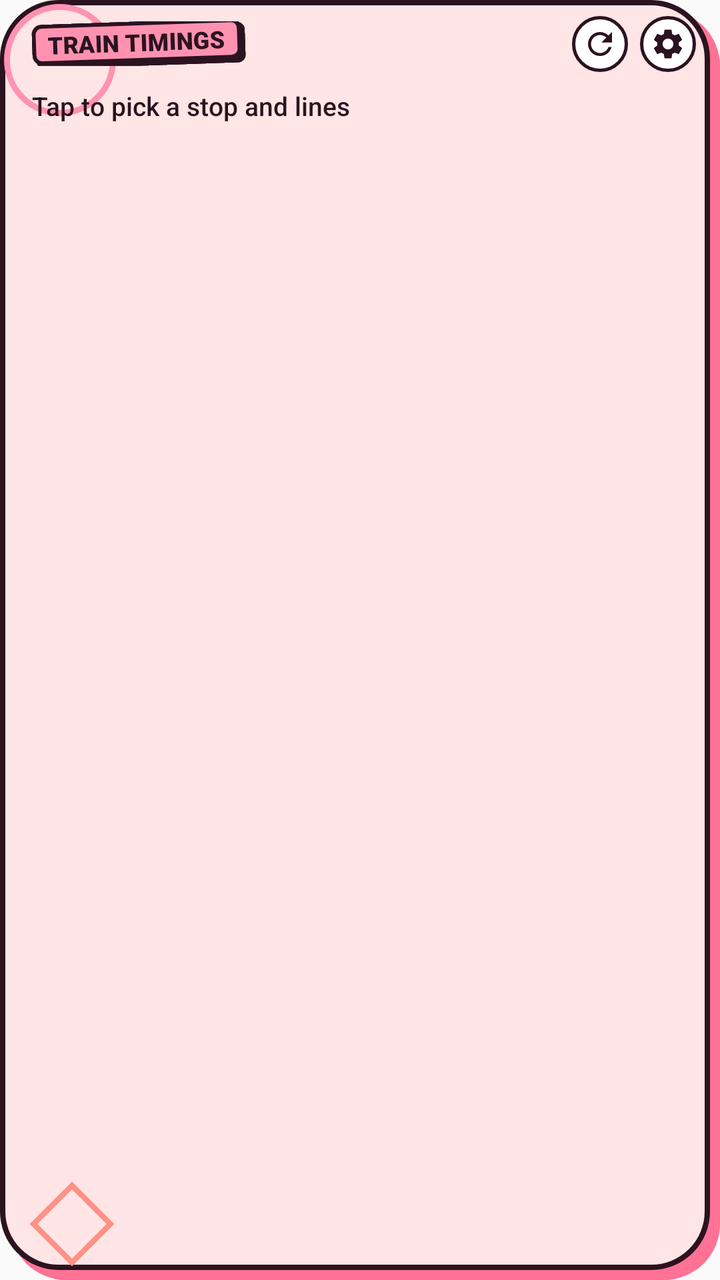
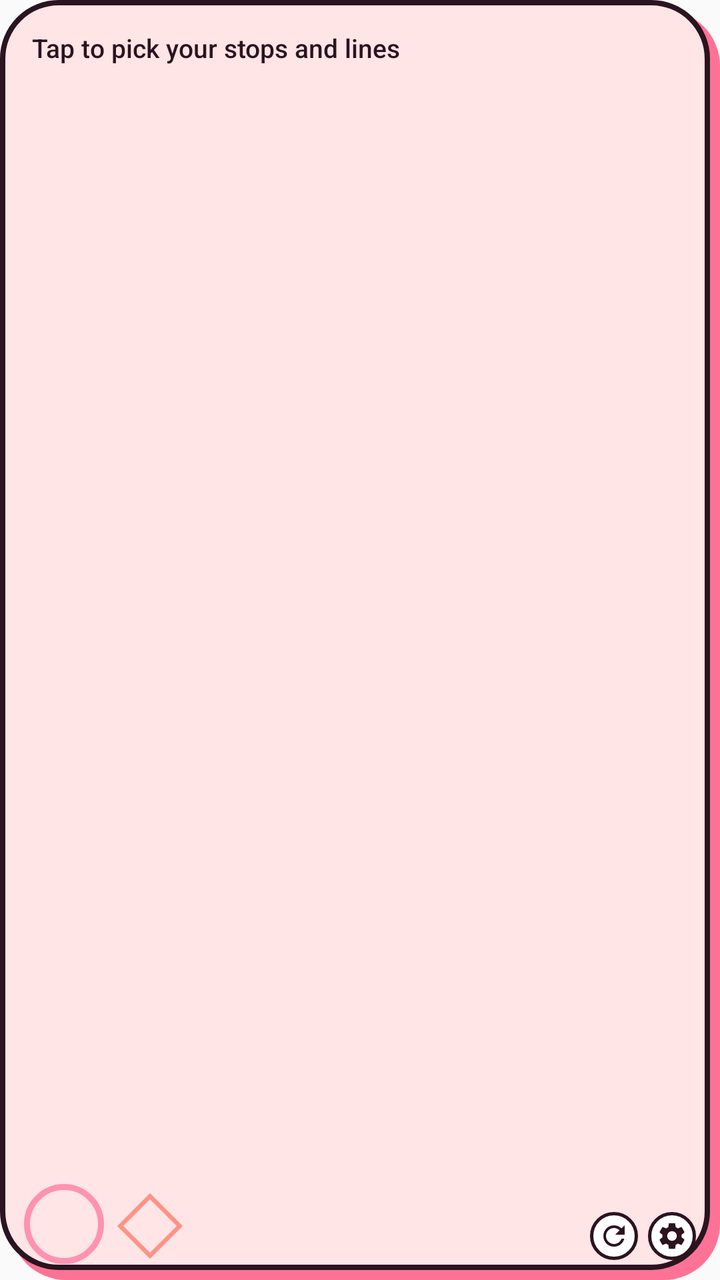

The first picture is an Android layout as it rendered before a commit; the second is the same layout after the commit. The layout source and the unified diff follow.
<!-- AndroidManifest.xml: application theme AppTheme -->
<!-- res/layout/widget_train.xml -->
<?xml version="1.0" encoding="utf-8"?>
<FrameLayout xmlns:android="http://schemas.android.com/apk/res/android"
    android:id="@+id/widget_root"
    android:layout_width="match_parent"
    android:layout_height="match_parent"
    android:background="@drawable/widget_bg">

    
    <ImageView
        android:layout_width="56dp"
        android:layout_height="56dp"
        android:layout_gravity="top|start"
        android:layout_marginStart="2dp"
        android:layout_marginTop="2dp"
        android:importantForAccessibility="no"
        android:src="@drawable/deco_circle" />

    <ImageView
        android:layout_width="44dp"
        android:layout_height="44dp"
        android:layout_gravity="bottom|start"
        android:layout_marginStart="14dp"
        android:layout_marginBottom="6dp"
        android:importantForAccessibility="no"
        android:src="@drawable/deco_diamond" />

    <LinearLayout
        android:layout_width="match_parent"
        android:layout_height="match_parent"
        android:orientation="vertical"
        android:paddingStart="10dp"
        android:paddingTop="8dp"
        android:paddingEnd="12dp"
        android:paddingBottom="12dp">

        <LinearLayout
            android:layout_width="match_parent"
            android:layout_height="wrap_content"
            android:gravity="center_vertical"
            android:orientation="horizontal">

            
            <FrameLayout
                android:layout_width="0dp"
                android:layout_height="wrap_content"
                android:layout_weight="1">

                <TextView
                    android:id="@+id/stop_name"
                    android:layout_width="wrap_content"
                    android:layout_height="wrap_content"
                    android:layout_marginStart="6dp"
                    android:background="@drawable/sticker_bg"
                    android:ellipsize="end"
                    android:fontFamily="sans-serif-black"
                    android:paddingStart="8dp"
                    android:paddingTop="2dp"
                    android:paddingEnd="10dp"
                    android:paddingBottom="4dp"
                    android:rotation="-2"
                    android:singleLine="true"
                    android:text="@string/app_name"
                    android:textAllCaps="true"
                    android:textColor="@color/widget_text"
                    android:textSize="12sp" />
            </FrameLayout>

            <ImageView
                android:id="@+id/btn_refresh"
                android:layout_width="28dp"
                android:layout_height="28dp"
                android:layout_marginStart="6dp"
                android:background="@drawable/button_bg"
                android:contentDescription="@string/refresh"
                android:padding="5dp"
                android:src="@drawable/ic_refresh" />

            <ImageView
                android:id="@+id/btn_settings"
                android:layout_width="28dp"
                android:layout_height="28dp"
                android:layout_marginStart="6dp"
                android:background="@drawable/button_bg"
                android:contentDescription="@string/settings"
                android:padding="5dp"
                android:src="@drawable/ic_settings" />
        </LinearLayout>

        <TextView
            android:id="@+id/empty_text"
            android:layout_width="match_parent"
            android:layout_height="wrap_content"
            android:layout_marginStart="6dp"
            android:layout_marginTop="8dp"
            android:fontFamily="sans-serif-medium"
            android:text="@string/widget_setup"
            android:textColor="@color/widget_text"
            android:textSize="13sp" />

        <LinearLayout
            android:id="@+id/rows"
            android:layout_width="match_parent"
            android:layout_height="0dp"
            android:layout_marginTop="4dp"
            android:layout_weight="1"
            android:orientation="vertical" />

        <TextView
            android:id="@+id/footer"
            android:layout_width="match_parent"
            android:layout_height="wrap_content"
            android:layout_marginEnd="6dp"
            android:fontFamily="sans-serif-medium"
            android:gravity="end"
            android:singleLine="true"
            android:textColor="@color/widget_text_secondary"
            android:textSize="10sp" />
    </LinearLayout>
</FrameLayout>
<!-- resources referenced by this layout -->
<resources>
  <color name="widget_text">@color/ink</color>
  <color name="widget_text_secondary">#7A4A5C</color>
  <!-- drawable button_bg (drawable) -->
  <?xml version="1.0" encoding="utf-8"?>
  <shape xmlns:android="http://schemas.android.com/apk/res/android" android:shape="oval">
      <solid android:color="@color/button_face" />
      <stroke android:width="1.5dp" android:color="@color/outline" />
  </shape>
  <!-- drawable deco_circle (drawable) -->
  <?xml version="1.0" encoding="utf-8"?>
  <shape xmlns:android="http://schemas.android.com/apk/res/android" android:shape="oval">
      <stroke android:width="3dp" android:color="@color/deco_circle" />
  </shape>
  <!-- drawable deco_diamond (drawable) -->
  <vector xmlns:android="http://schemas.android.com/apk/res/android"
      android:width="48dp" android:height="48dp" android:viewportWidth="48" android:viewportHeight="48">
      <path android:strokeColor="@color/deco_diamond" android:strokeWidth="3"
          android:pathData="M24,3L45,24L24,45L3,24Z" />
  </vector>
  <!-- drawable ic_refresh (drawable) -->
  <vector xmlns:android="http://schemas.android.com/apk/res/android"
      android:width="24dp" android:height="24dp" android:viewportWidth="24" android:viewportHeight="24">
      <path android:fillColor="@color/outline"
          android:pathData="M17.65,6.35C16.2,4.9 14.21,4 12,4c-4.42,0 -7.99,3.58 -7.99,8s3.57,8 7.99,8c3.73,0 6.84,-2.55 7.73,-6h-2.08c-0.82,2.33 -3.04,4 -5.65,4 -3.31,0 -6,-2.69 -6,-6s2.69,-6 6,-6c1.66,0 3.14,0.69 4.22,1.78L13,11h7V4l-2.35,2.35z" />
  </vector>
  <!-- drawable sticker_bg (drawable) -->
  <?xml version="1.0" encoding="utf-8"?>
  <layer-list xmlns:android="http://schemas.android.com/apk/res/android">
      <item android:left="2dp" android:top="2dp">
          <shape android:shape="rectangle">
              <solid android:color="@color/outline" />
              <corners android:radius="4dp" />
          </shape>
      </item>
      <item android:bottom="2dp" android:right="2dp">
          <shape android:shape="rectangle">
              <solid android:color="@color/sticker" />
              <stroke android:width="2dp" android:color="@color/outline" />
              <corners android:radius="4dp" />
          </shape>
      </item>
  </layer-list>
  <!-- drawable widget_bg (drawable) -->
  <?xml version="1.0" encoding="utf-8"?>
  <layer-list xmlns:android="http://schemas.android.com/apk/res/android">
      <item android:left="5dp" android:top="5dp">
          <shape android:shape="rectangle">
              <solid android:color="@color/widget_shadow" />
              <corners android:radius="@dimen/widget_radius" />
          </shape>
      </item>
      <item android:bottom="5dp" android:right="5dp">
          <shape android:shape="rectangle">
              <solid android:color="@color/widget_face" />
              <stroke android:width="2.5dp" android:color="@color/outline" />
              <corners android:radius="@dimen/widget_radius" />
          </shape>
      </item>
  </layer-list>
  <string name="app_name">Train Timings</string>
  <string name="refresh">Refresh</string>
  <string name="settings">Change stop or lines</string>
  <string name="widget_setup">Tap to pick a stop and lines</string>
  <style name="AppTheme" parent="android:Theme.Material.Light.DarkActionBar" />
  <color name="ink">#2B1320</color>
  <color name="button_face">#FFFFFF</color>
  <color name="outline">@color/ink</color>
  <color name="deco_circle">@color/cotton_candy</color>
  <color name="deco_diamond">@color/sweet_salmon</color>
  <color name="sticker">@color/cotton_candy</color>
  <color name="widget_shadow">@color/petal_rouge</color>
  <dimen name="widget_radius">20dp</dimen>
  <color name="widget_face">@color/soft_blush</color>
  <color name="cotton_candy">#FF92B1</color>
  <color name="sweet_salmon">#FF9286</color>
  <color name="petal_rouge">#FE7295</color>
  <color name="soft_blush">#FFE5E5</color>
  <!-- unchanged entries left out for length: 1 -->
</resources>

<!-- the commit's change to res/layout/widget_train.xml (unified diff, before → after) -->
@@ -7,20 +7,20 @@
 
     
     <ImageView
-        android:layout_width="56dp"
-        android:layout_height="56dp"
-        android:layout_gravity="top|start"
-        android:layout_marginStart="2dp"
-        android:layout_marginTop="2dp"
+        android:layout_width="40dp"
+        android:layout_height="40dp"
+        android:layout_gravity="bottom|start"
+        android:layout_marginStart="12dp"
+        android:layout_marginBottom="8dp"
         android:importantForAccessibility="no"
         android:src="@drawable/deco_circle" />
 
     <ImageView
-        android:layout_width="44dp"
-        android:layout_height="44dp"
+        android:layout_width="34dp"
+        android:layout_height="34dp"
         android:layout_gravity="bottom|start"
-        android:layout_marginStart="14dp"
-        android:layout_marginBottom="6dp"
+        android:layout_marginStart="58dp"
+        android:layout_marginBottom="10dp"
         android:importantForAccessibility="no"
         android:src="@drawable/deco_diamond" />
 
@@ -29,62 +29,9 @@
         android:layout_height="match_parent"
         android:orientation="vertical"
         android:paddingStart="10dp"
-        android:paddingTop="8dp"
+        android:paddingTop="7dp"
         android:paddingEnd="12dp"
-        android:paddingBottom="12dp">
-
-        <LinearLayout
-            android:layout_width="match_parent"
-            android:layout_height="wrap_content"
-            android:gravity="center_vertical"
-            android:orientation="horizontal">
-
-            
-            <FrameLayout
-                android:layout_width="0dp"
-                android:layout_height="wrap_content"
-                android:layout_weight="1">
-
-                <TextView
-                    android:id="@+id/stop_name"
-                    android:layout_width="wrap_content"
-                    android:layout_height="wrap_content"
-                    android:layout_marginStart="6dp"
-                    android:background="@drawable/sticker_bg"
-                    android:ellipsize="end"
-                    android:fontFamily="sans-serif-black"
-                    android:paddingStart="8dp"
-                    android:paddingTop="2dp"
-                    android:paddingEnd="10dp"
-                    android:paddingBottom="4dp"
-                    android:rotation="-2"
-                    android:singleLine="true"
-                    android:text="@string/app_name"
-                    android:textAllCaps="true"
-                    android:textColor="@color/widget_text"
-                    android:textSize="12sp" />
-            </FrameLayout>
-
-            <ImageView
-                android:id="@+id/btn_refresh"
-                android:layout_width="28dp"
-                android:layout_height="28dp"
-                android:layout_marginStart="6dp"
-                android:background="@drawable/button_bg"
-                android:contentDescription="@string/refresh"
-                android:padding="5dp"
-                android:src="@drawable/ic_refresh" />
-
-            <ImageView
-                android:id="@+id/btn_settings"
-                android:layout_width="28dp"
-                android:layout_height="28dp"
-                android:layout_marginStart="6dp"
-                android:background="@drawable/button_bg"
-                android:contentDescription="@string/settings"
-                android:padding="5dp"
-                android:src="@drawable/ic_settings" />
-        </LinearLayout>
+        android:paddingBottom="10dp">
 
         <TextView
             android:id="@+id/empty_text"
@@ -105,15 +52,44 @@
             android:layout_weight="1"
             android:orientation="vertical" />
 
-        <TextView
-            android:id="@+id/footer"
+        
+        <LinearLayout
             android:layout_width="match_parent"
             android:layout_height="wrap_content"
-            android:layout_marginEnd="6dp"
-            android:fontFamily="sans-serif-medium"
-            android:gravity="end"
-            android:singleLine="true"
-            android:textColor="@color/widget_text_secondary"
-            android:textSize="10sp" />
+            android:layout_marginTop="2dp"
+            android:gravity="center_vertical"
+            android:orientation="horizontal">
+
+            <TextView
+                android:id="@+id/footer"
+                android:layout_width="0dp"
+                android:layout_height="wrap_content"
+                android:layout_weight="1"
+                android:fontFamily="sans-serif-medium"
+                android:gravity="end"
+                android:singleLine="true"
+                android:textColor="@color/widget_text_secondary"
+                android:textSize="10sp" />
+
+            <ImageView
+                android:id="@+id/btn_refresh"
+                android:layout_width="24dp"
+                android:layout_height="24dp"
+                android:layout_marginStart="6dp"
+                android:background="@drawable/button_bg"
+                android:contentDescription="@string/refresh"
+                android:padding="4dp"
+                android:src="@drawable/ic_refresh" />
+
+            <ImageView
+                android:id="@+id/btn_settings"
+                android:layout_width="24dp"
+                android:layout_height="24dp"
+                android:layout_marginStart="5dp"
+                android:background="@drawable/button_bg"
+                android:contentDescription="@string/settings"
+                android:padding="4dp"
+                android:src="@drawable/ic_settings" />
+        </LinearLayout>
     </LinearLayout>
 </FrameLayout>
<!-- resource entries referenced after the edit -->
@@ -25,23 +25,6 @@
       <path android:fillColor="@color/outline"
           android:pathData="M17.65,6.35C16.2,4.9 14.21,4 12,4c-4.42,0 -7.99,3.58 -7.99,8s3.57,8 7.99,8c3.73,0 6.84,-2.55 7.73,-6h-2.08c-0.82,2.33 -3.04,4 -5.65,4 -3.31,0 -6,-2.69 -6,-6s2.69,-6 6,-6c1.66,0 3.14,0.69 4.22,1.78L13,11h7V4l-2.35,2.35z" />
   </vector>
-  <!-- drawable sticker_bg (drawable) -->
-  <?xml version="1.0" encoding="utf-8"?>
-  <layer-list xmlns:android="http://schemas.android.com/apk/res/android">
-      <item android:left="2dp" android:top="2dp">
-          <shape android:shape="rectangle">
-              <solid android:color="@color/outline" />
-              <corners android:radius="4dp" />
-          </shape>
-      </item>
-      <item android:bottom="2dp" android:right="2dp">
-          <shape android:shape="rectangle">
-              <solid android:color="@color/sticker" />
-              <stroke android:width="2dp" android:color="@color/outline" />
-              <corners android:radius="4dp" />
-          </shape>
-      </item>
-  </layer-list>
   <!-- drawable widget_bg (drawable) -->
   <?xml version="1.0" encoding="utf-8"?>
   <layer-list xmlns:android="http://schemas.android.com/apk/res/android">
@@ -59,17 +42,15 @@
           </shape>
       </item>
   </layer-list>
-  <string name="app_name">Train Timings</string>
   <string name="refresh">Refresh</string>
   <string name="settings">Change stop or lines</string>
-  <string name="widget_setup">Tap to pick a stop and lines</string>
+  <string name="widget_setup">Tap to pick your stops and lines</string>
   <style name="AppTheme" parent="android:Theme.Material.Light.DarkActionBar" />
   <color name="ink">#2B1320</color>
   <color name="button_face">#FFFFFF</color>
   <color name="outline">@color/ink</color>
   <color name="deco_circle">@color/cotton_candy</color>
   <color name="deco_diamond">@color/sweet_salmon</color>
-  <color name="sticker">@color/cotton_candy</color>
   <color name="widget_shadow">@color/petal_rouge</color>
   <dimen name="widget_radius">20dp</dimen>
   <color name="widget_face">@color/soft_blush</color>
